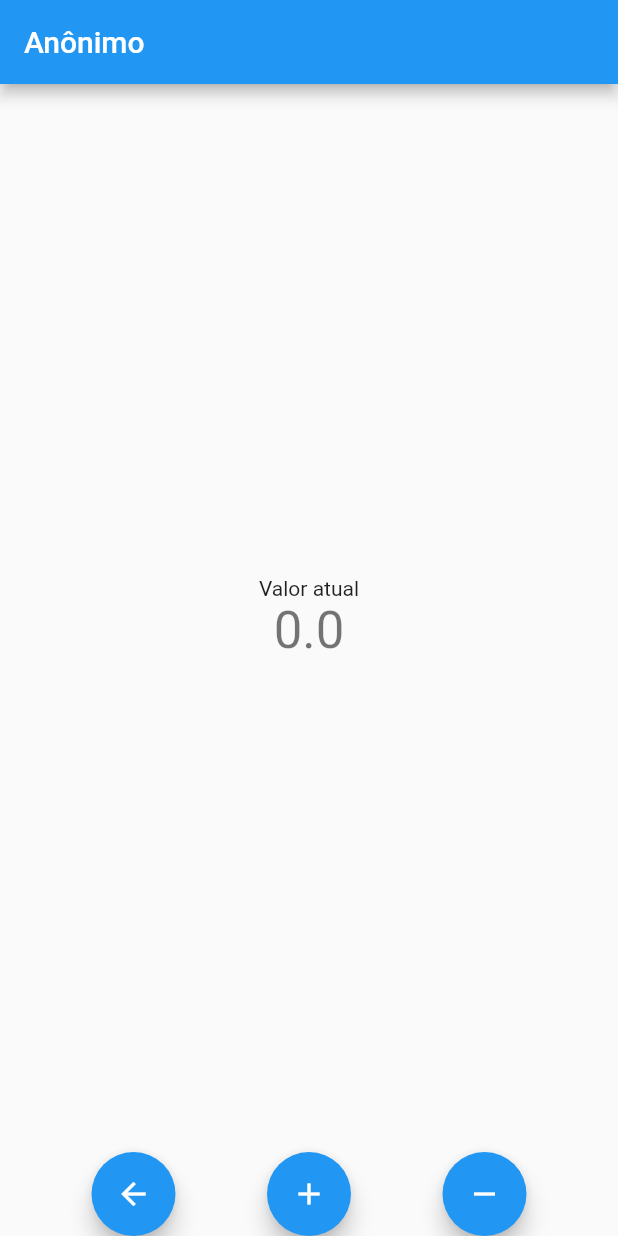
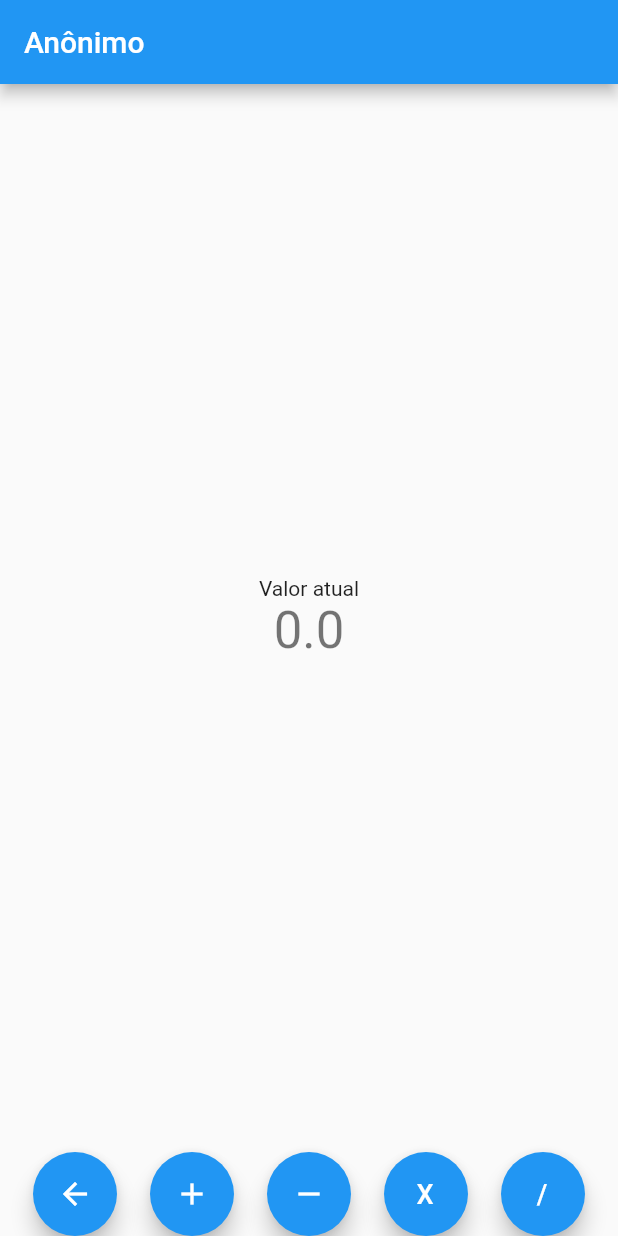
Before and after one commit to mateuscsilva/atividade_flutter, a Flutter app: the screen it shows after launch, after a tap on "Enviar", on a phone screen of 412 x 824 dp. Run offline on Flutter 3.47's test engine with Material 2 defaults, Android fonts, the phone set to English and light mode, and no system bars.

Commit message:
solucao disponivel na main

```diff
--- a/lib/first_screen.dart
+++ b/lib/first_screen.dart
@@ -57,7 +57,7 @@ class _MyHomePageState extends State<MyHomePage> {
               padding: const EdgeInsets.all(32.0),
               child: TextField(
                 controller: textFieldController,
-                decoration: InputDecoration(
+                decoration: const InputDecoration(
                     hintStyle: TextStyle(color: Colors.blue),
                     hintText: "Digite o seu nome"
                 ),
--- a/lib/second_screen.dart
+++ b/lib/second_screen.dart
@@ -55,7 +55,7 @@ class _MyHomePageState extends State<MyHomePage> {
         mainAxisAlignment: MainAxisAlignment.spaceEvenly,
         children: [
           FloatingActionButton(
-            onPressed: () {},
+            onPressed: _navigateToStartScreen,
             tooltip: 'Retornar',
             child: const Icon(Icons.arrow_back),
           ),
@@ -69,9 +69,24 @@ class _MyHomePageState extends State<MyHomePage> {
             tooltip: 'Subtrair',
             child: const Icon(Icons.remove),
           ),
+          FloatingActionButton(
+            onPressed: _multiplyCounter,
+            tooltip: 'Multiplicar',
+            child: const Text('X',
+              style: TextStyle(fontSize: 18), textAlign: TextAlign.center,),
+          ),FloatingActionButton(
+            onPressed: _divideCounter,
+            tooltip: 'Dividir',
+            child: const Text('/',
+              style: TextStyle(fontSize: 18), textAlign: TextAlign.center,),
+          ),
         ],
       ),
     );
+  }
+
+  void _navigateToStartScreen() {
+    Navigator.of(context, rootNavigator: true).pop();
   }
 
   void _incrementCounter() {
@@ -85,4 +100,16 @@ class _MyHomePageState extends State<MyHomePage> {
       _counter--;
     });
   }
+
+  void _multiplyCounter() {
+    setState(() {
+      _counter *= 2;
+    });
+  }
+
+  void _divideCounter() {
+    setState(() {
+      _counter /= 2;
+    });
+  }
 }
--- a/pubspec.yaml
+++ b/pubspec.yaml
@@ -44,7 +44,7 @@ dev_dependencies:
   # activated in the `analysis_options.yaml` file located at the root of your
   # package. See that file for information about deactivating specific lint
   # rules and activating additional ones.
-  #flutter_lints: ^1.0.0
+  flutter_lints: ^1.0.0
 
 # For information on the generic Dart part of this file, see the
 # following page: https://dart.dev/tools/pub/pubspec
```
Also changed, not shown: pubspec.lock, 1 other file.
